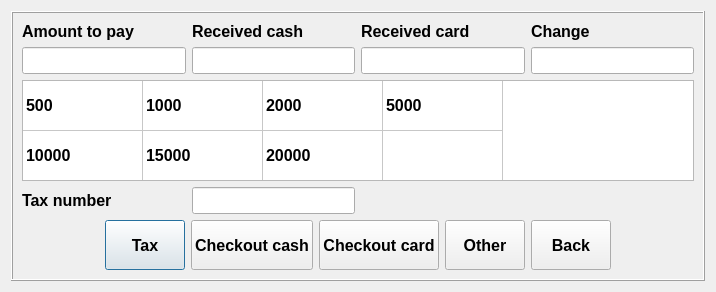
Above: Smart/payment.ui from End1-1/Cafe5 before the change. Below: the same form after it.
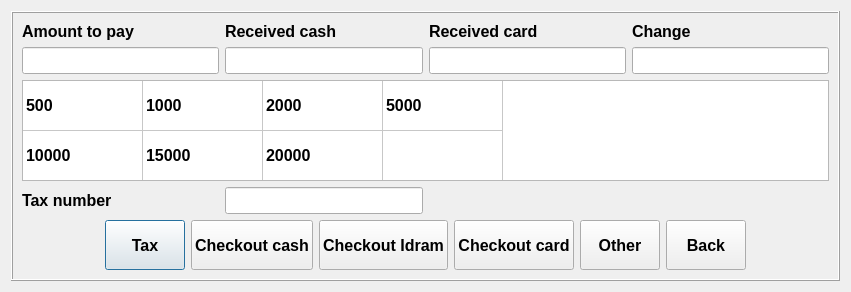
That is the form after the change. Custom widgets are drawn as their Qt base class.

What changed in the file:
```diff
--- a/Smart/payment.ui
+++ b/Smart/payment.ui
@@ -126,6 +126,28 @@
            </property>
           </widget>
          </item>
+         <item>
+          <widget class="QPushButton" name="btnCheckoutIdram">
+           <property name="sizePolicy">
+            <sizepolicy hsizetype="Expanding" vsizetype="Expanding">
+             <horstretch>0</horstretch>
+             <verstretch>0</verstretch>
+            </sizepolicy>
+           </property>
+           <property name="minimumSize">
+            <size>
+             <width>0</width>
+             <height>50</height>
+            </size>
+           </property>
+           <property name="focusPolicy">
+            <enum>Qt::StrongFocus</enum>
+           </property>
+           <property name="text">
+            <string>Checkout Idram</string>
+           </property>
+          </widget>
+         </item>
          <item>
           <widget class="QPushButton" name="btnCheckoutCard">
            <property name="sizePolicy">
```
